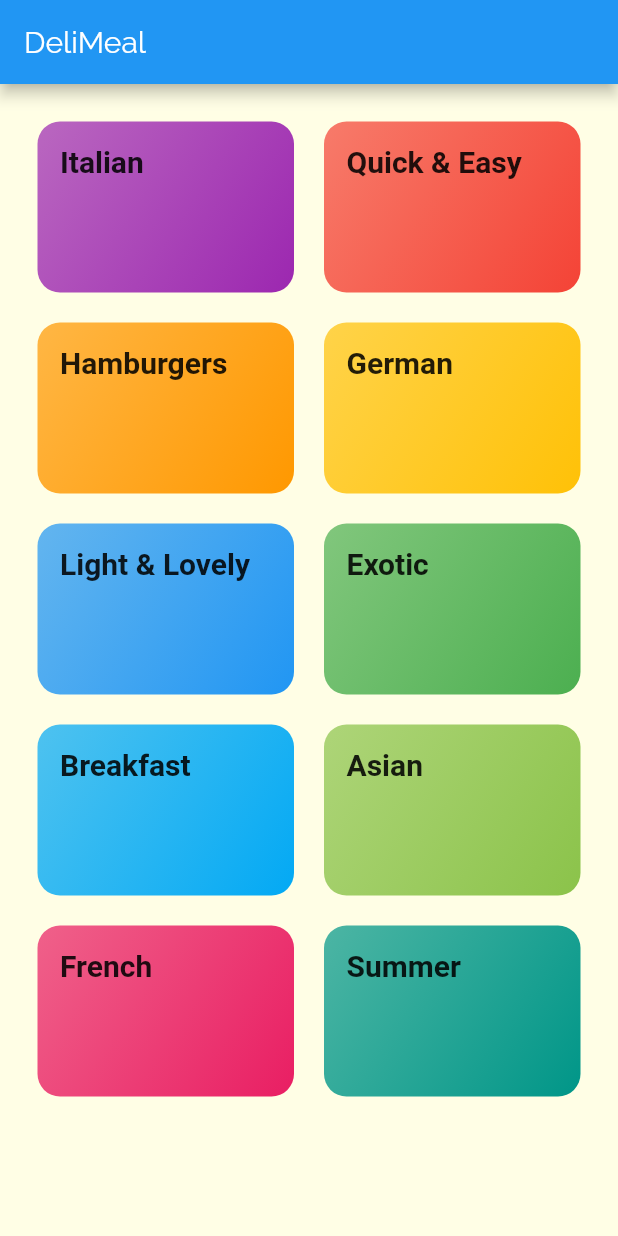
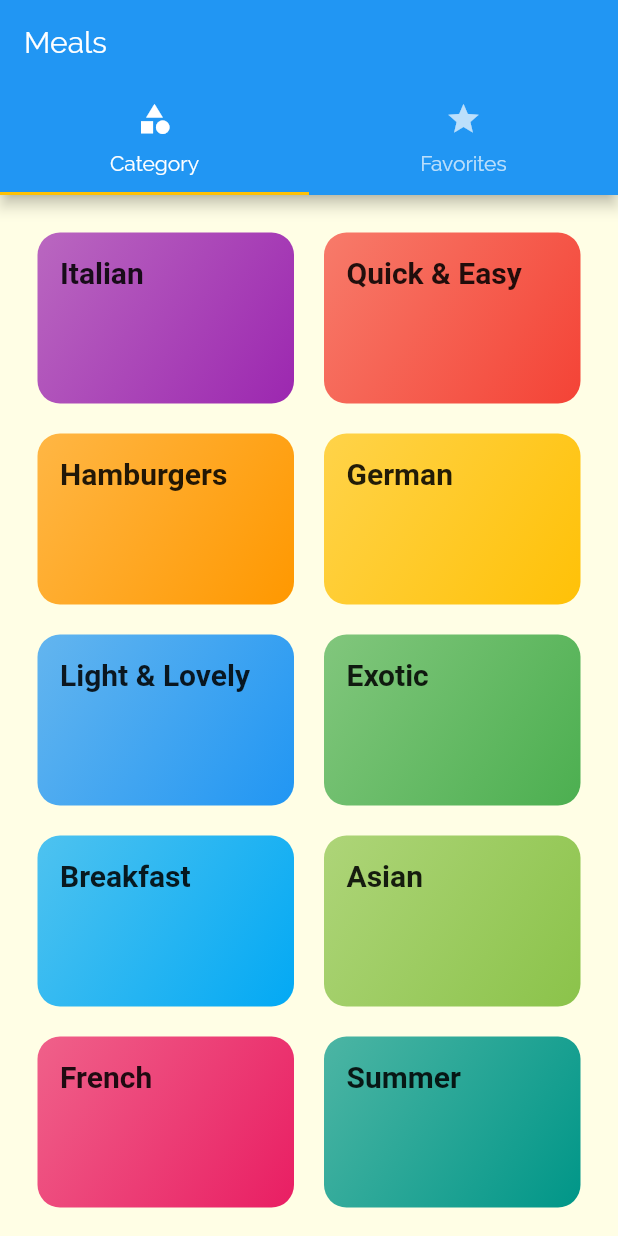
Before and after one commit to Giimhana-Dissanayake/meals_app, a Flutter app: the screen it shows after launch, on a phone screen of 412 x 824 dp. Run offline on Flutter 3.47's test engine with Material 2 defaults, Android fonts, the phone set to English and light mode, and no system bars; Roboto replaces fonts that are missing (RobotoCondensed).

Commit message:
172.adding a tabbar to the appbar

```diff
--- a/lib/main.dart
+++ b/lib/main.dart
@@ -2,6 +2,7 @@ import 'package:flutter/material.dart';
 import './screens/meal_detail_screen.dart';
 import './screens/categories_screen.dart';
 import './screens/category_meals_screen.dart';
+import './screens/tabs_screen.dart';
 
 void main() => runApp(MyApp());
 
@@ -30,7 +31,7 @@ class MyApp extends StatelessWidget {
       ),
       initialRoute: '/',
       routes: {
-        '/': (ctx) => CategoriesScreen(),
+        '/': (ctx) => TabsScreen(),
         CategoryMealsScreen.routeName: (ctx) => CategoryMealsScreen(),
         MealDetailScreen.routeName: (ctx) => MealDetailScreen(),
       },
--- a/lib/screens/categories_screen.dart
+++ b/lib/screens/categories_screen.dart
@@ -5,11 +5,7 @@ import '../dummy_data.dart';
 class CategoriesScreen extends StatelessWidget {
   @override
   Widget build(BuildContext context) {
-    return Scaffold(
-      appBar: AppBar(
-        title: const Text('DeliMeal'),
-      ),
-      body: GridView(
+    return GridView(
       padding: EdgeInsets.all(25),
       children: DUMMY_CATEGORIES
           .map(
@@ -25,7 +21,6 @@ class CategoriesScreen extends StatelessWidget {
           childAspectRatio: 3 / 2,
           crossAxisSpacing: 20,
           mainAxisSpacing: 20),
-      ),
     );
   }
 }
--- /dev/null
+++ b/lib/screens/favorites_screen.dart
@@ -0,0 +1,10 @@
+import 'package:flutter/material.dart';
+
+class FavoritesScreen extends StatelessWidget {
+  @override
+  Widget build(BuildContext context) {
+    return Container(
+      child: Text('The Favorites'),
+    );
+  }
+}
--- /dev/null
+++ b/lib/screens/tabs_screen.dart
@@ -0,0 +1,41 @@
+import 'package:flutter/material.dart';
+import './favorites_screen.dart';
+import './categories_screen.dart';
+
+class TabsScreen extends StatefulWidget {
+  @override
+  _TabScrrenState createState() => _TabScrrenState();
+}
+
+class _TabScrrenState extends State<TabsScreen> {
+  @override
+  Widget build(BuildContext context) {
+    return DefaultTabController(
+      length: 2,
+      child: Scaffold(
+          appBar: AppBar(
+            title: Text('Meals'),
+            bottom: TabBar(
+              tabs: [
+                Tab(
+                  icon: Icon(Icons.category),
+                  text: 'Category',
+                ),
+                Tab(
+                  icon: Icon(
+                    Icons.star,
+                  ),
+                  text: 'Favorites',
+                )
+              ],
+            ),
+          ),
+          body: TabBarView(
+            children: [
+              CategoriesScreen(),
+              FavoritesScreen(),
+            ],
+          )),
+    );
+  }
+}
```
Lines whose indentation alone changed are shown as unchanged.
